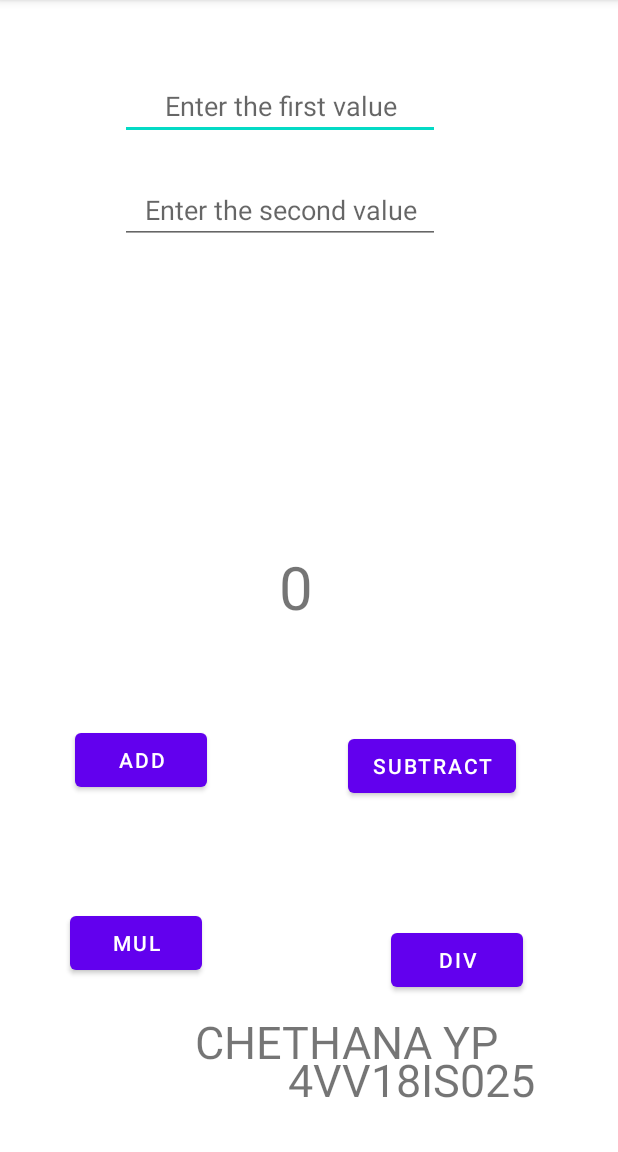
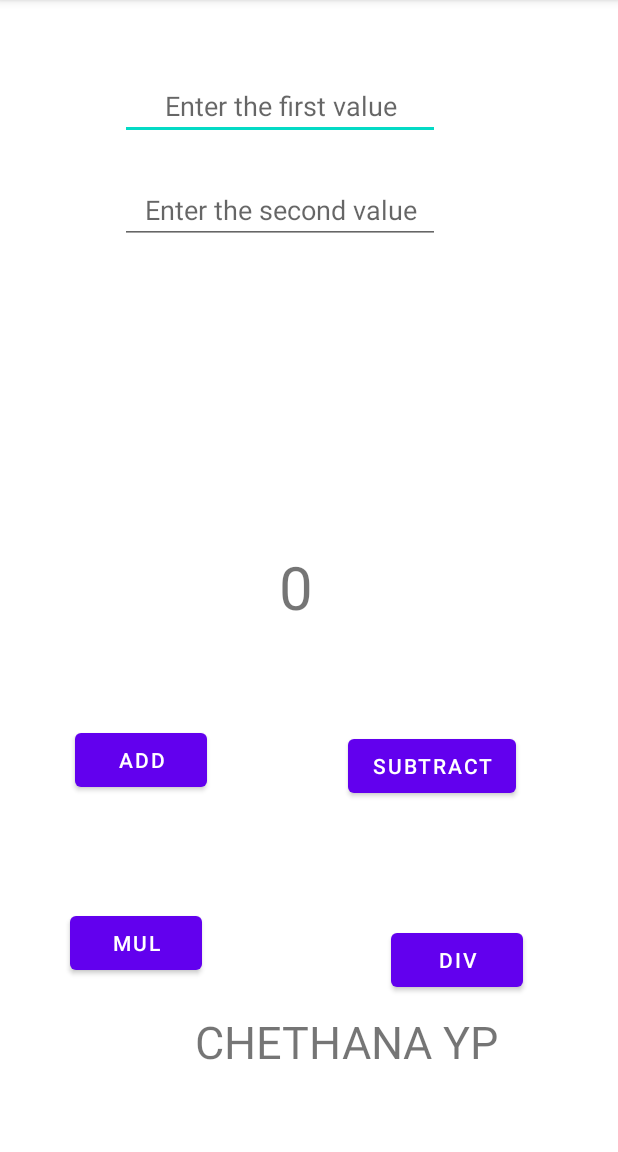
Before and after one commit to cyp10/calculator, an Android app: the screen it shows after launch (MainActivity), on a phone screen of 412 x 824 dp, the part 84-1236 px from its top. Run offline under Robolectric (Android 15) with nearby library versions, the phone set to English and light mode, and no system bars.

Commit message:
first commit

```diff
--- a/app/src/main/res/layout/activity_main.xml
+++ b/app/src/main/res/layout/activity_main.xml
@@ -111,16 +111,4 @@
         android:text="CHETHANA YP"
         android:textSize="45px" />
 
-    <TextView
-        android:id="@+id/textView2"
-        android:layout_width="wrap_content"
-        android:layout_height="wrap_content"
-        android:layout_alignParentEnd="true"
-        android:layout_alignParentRight="true"
-        android:layout_alignParentBottom="true"
-        android:layout_marginEnd="55dp"
-        android:layout_marginRight="55dp"
-        android:layout_marginBottom="28dp"
-        android:text="4VV18IS025"
-        android:textSize="45px"/>
 </RelativeLayout>
```
